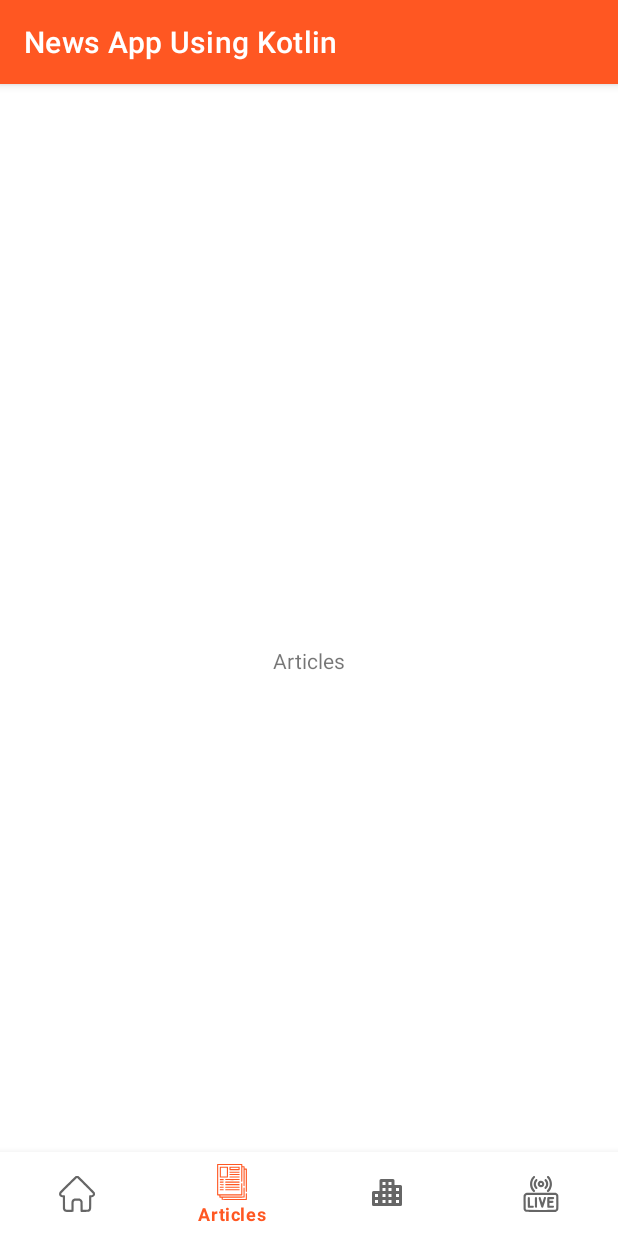
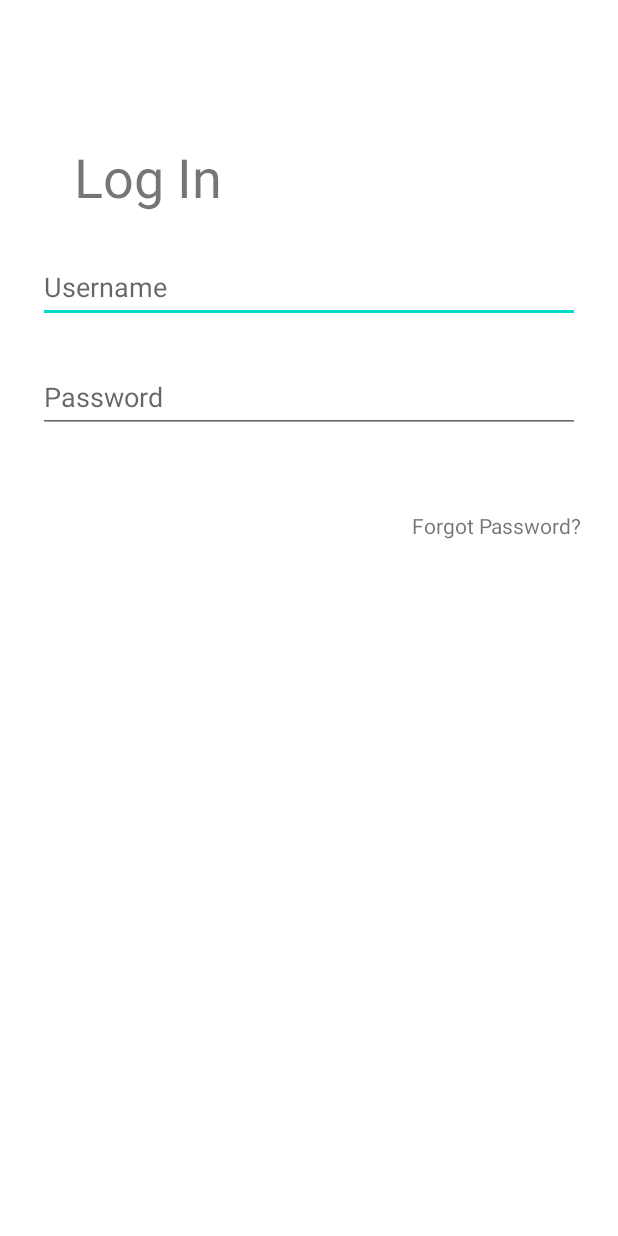
Before and after one commit to bhattshrey24/News-App-Using-Kotlin, an Android app: the screen it shows after launch (MainActivity before the commit, AuthenticationActivity after it), on a phone screen of 412 x 824 dp. Run offline under Robolectric (Android 15) with nearby library versions, the phone set to English and light mode, and no system bars.

Commit message:
Added login page UI

```diff
--- a/app/build.gradle
+++ b/app/build.gradle
@@ -1,6 +1,7 @@
 plugins {
     id 'com.android.application'
     id 'org.jetbrains.kotlin.android'
+    id 'com.google.gms.google-services'
 }
 
 android {
@@ -42,6 +43,7 @@ dependencies {
     implementation 'com.google.android.material:material:1.5.0'
     implementation 'androidx.constraintlayout:constraintlayout:2.1.3'
     implementation 'androidx.legacy:legacy-support-v4:1.0.0'
+    implementation 'com.google.firebase:firebase-auth:21.0.1'
     testImplementation 'junit:junit:4.13.2'
     androidTestImplementation 'androidx.test.ext:junit:1.1.3'
     androidTestImplementation 'androidx.test.espresso:espresso-core:3.4.0'
--- a/app/src/main/AndroidManifest.xml
+++ b/app/src/main/AndroidManifest.xml
@@ -10,13 +10,17 @@
         android:supportsRtl="true"
         android:theme="@style/Theme.NewsAppUsingKotlin">
         <activity
+            android:name=".AuthenticationActivity"
+            android:exported="true" >
+            <intent-filter> <!--this tells which activity will start when user opens the app-->
+                <action android:name="android.intent.action.MAIN" />
+                <category android:name="android.intent.category.LAUNCHER" />
+            </intent-filter>
+        </activity>
+
+        <activity
             android:name=".MainActivity"
             android:exported="true">
-            <intent-filter>
-                <action android:name="android.intent.action.MAIN" />
-
-                <category android:name="android.intent.category.LAUNCHER" />
-            </intent-filter>
         </activity>
     </application>
 
--- /dev/null
+++ b/app/src/main/java/com/example/newsappusingkotlin/AuthenticationActivity.kt
@@ -0,0 +1,17 @@
+package com.example.newsappusingkotlin
+
+import android.os.Bundle
+import androidx.appcompat.app.AppCompatActivity
+import com.example.newsappusingkotlin.databinding.ActivityAuthenticationBinding
+
+class AuthenticationActivity : AppCompatActivity() {
+    private val binding: ActivityAuthenticationBinding by lazy {
+        ActivityAuthenticationBinding.inflate(layoutInflater, null, false)
+    }
+
+    override fun onCreate(savedInstanceState: Bundle?) {
+        super.onCreate(savedInstanceState)
+        setContentView(binding.root)
+        supportActionBar?.hide()//removes the app/title bar
+    }
+}
--- /dev/null
+++ b/app/src/main/res/layout/activity_authentication.xml
@@ -0,0 +1,56 @@
+<?xml version="1.0" encoding="utf-8"?>
+<androidx.constraintlayout.widget.ConstraintLayout xmlns:android="http://schemas.android.com/apk/res/android"
+    xmlns:app="http://schemas.android.com/apk/res-auto"
+    xmlns:tools="http://schemas.android.com/tools"
+    android:layout_width="match_parent"
+    android:layout_height="match_parent"
+    tools:context=".AuthenticationActivity">
+
+    <TextView
+        android:id="@+id/TextViewLogin"
+        android:layout_width="wrap_content"
+        android:layout_height="wrap_content"
+        android:layout_marginStart="49dp"
+        android:layout_marginTop="93dp"
+        android:text="Log In"
+        android:textSize="36sp"
+        app:layout_constraintStart_toStartOf="parent"
+        app:layout_constraintTop_toTopOf="parent" />
+
+    <EditText
+        android:id="@+id/editTextUsername"
+        android:layout_width="match_parent"
+        android:layout_height="48dp"
+        android:layout_margin="25dp"
+        android:layout_marginTop="38dp"
+        android:layout_marginEnd="25dp"
+        android:ems="10"
+        android:hint="Username"
+        android:inputType="textPersonName"
+        app:layout_constraintEnd_toEndOf="parent"
+        app:layout_constraintTop_toBottomOf="@+id/TextViewLogin" />
+
+    <EditText
+        android:id="@+id/editTextTextPassword"
+        android:layout_width="match_parent"
+        android:layout_height="48dp"
+        android:layout_margin="25dp"
+        android:layout_marginStart="25dp"
+        android:layout_marginTop="59dp"
+        android:ems="10"
+        android:hint="Password"
+        android:inputType="textPassword"
+        app:layout_constraintStart_toStartOf="parent"
+        app:layout_constraintTop_toBottomOf="@+id/editTextUsername" />
+
+    <TextView
+        android:id="@+id/TextViewForgotPassowrd"
+        android:layout_width="wrap_content"
+        android:layout_height="wrap_content"
+        android:layout_marginTop="52dp"
+        android:layout_marginEnd="24dp"
+        android:text="Forgot Password?"
+        app:layout_constraintEnd_toEndOf="parent"
+        app:layout_constraintTop_toBottomOf="@+id/editTextTextPassword" />
+
+</androidx.constraintlayout.widget.ConstraintLayout>
--- a/build.gradle
+++ b/build.gradle
@@ -1,4 +1,8 @@
-// Top-level build file where you can add configuration options common to all sub-projects/modules.
+buildscript {
+    dependencies {
+        classpath 'com.google.gms:google-services:4.3.8'
+    }
+}// Top-level build file where you can add configuration options common to all sub-projects/modules.
 plugins {
     id 'com.android.application' version '7.1.1' apply false
     id 'com.android.library' version '7.1.1' apply false
```
Also changed, not shown: app/src/main/java/com/example/newsappusingkotlin/MainActivity.kt (+7 -1 lines).
